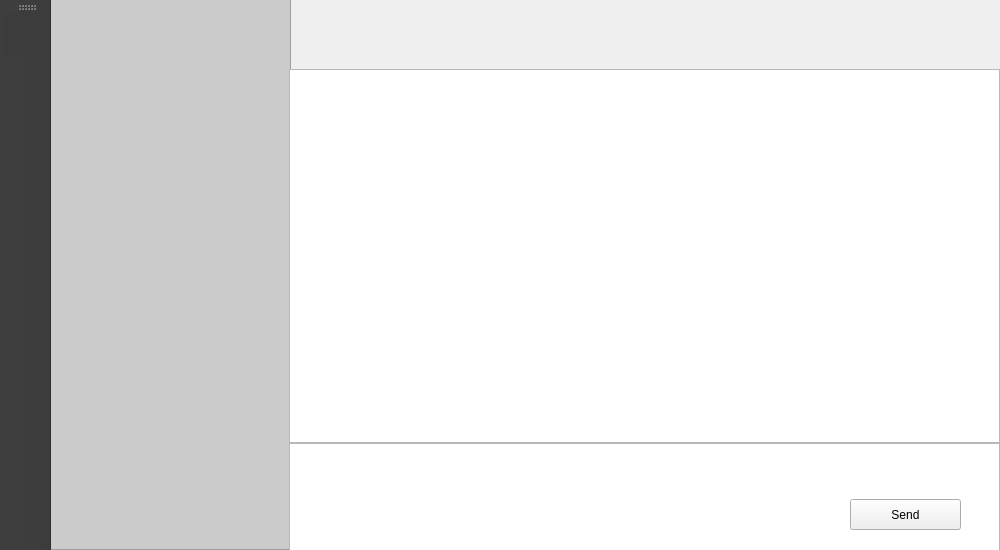
Pin5000ms/QtChat, file mainwindow.ui: the form before one commit.
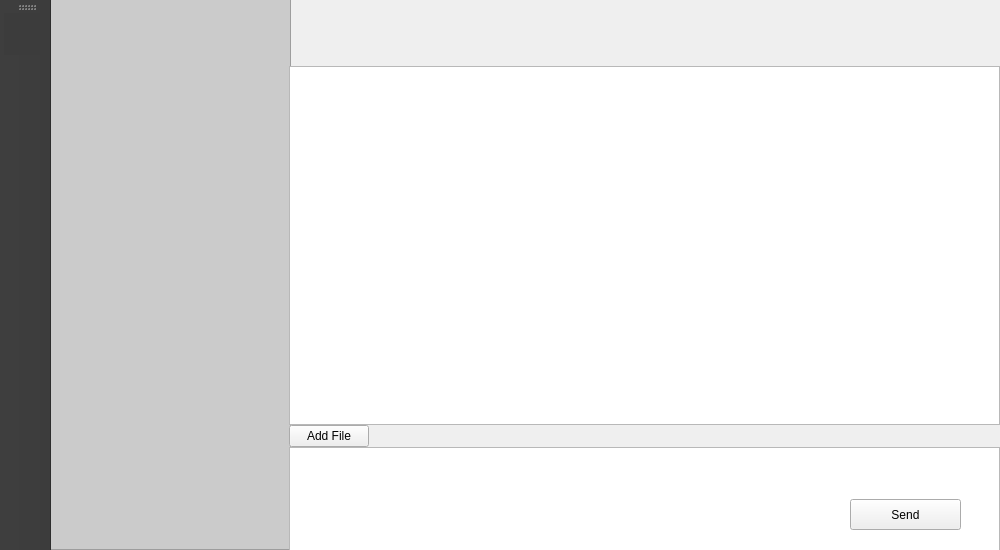
The form after the commit. Icons and pictures are not drawn.

Commit message: 傳檔案第一版 10KB/s

What changed in the file:
```diff
--- a/mainwindow.ui
+++ b/mainwindow.ui
@@ -48,14 +48,14 @@
           <height>561</height>
          </rect>
         </property>
-        <layout class="QGridLayout" name="gridLayout_2" rowstretch="2,10,3">
+        <layout class="QGridLayout" name="gridLayout_2" rowstretch="2,10,1,3">
          <property name="spacing">
           <number>0</number>
          </property>
          <item row="1" column="0">
           <widget class="QListView" name="chatroom"/>
          </item>
-         <item row="2" column="0">
+         <item row="3" column="0">
           <widget class="QTextEdit" name="msgEdit"/>
          </item>
          <item row="0" column="0">
@@ -85,6 +85,19 @@
            </item>
           </layout>
          </item>
+         <item row="2" column="0">
+          <widget class="QPushButton" name="sendFileButton">
+           <property name="sizePolicy">
+            <sizepolicy hsizetype="Fixed" vsizetype="Fixed">
+             <horstretch>0</horstretch>
+             <verstretch>0</verstretch>
+            </sizepolicy>
+           </property>
+           <property name="text">
+            <string>Add File</string>
+           </property>
+          </widget>
+         </item>
         </layout>
        </widget>
        <widget class="QPushButton" name="sendButton">
```
The commit also changes 2 other files.
